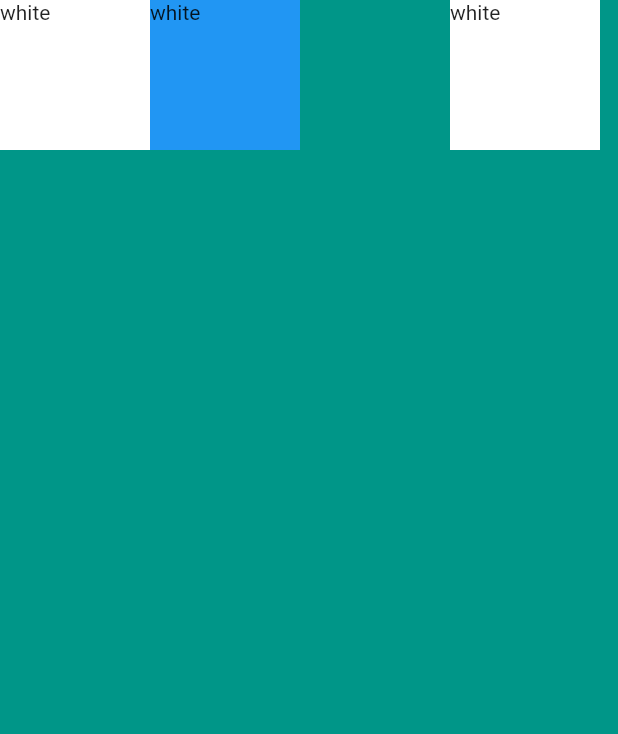
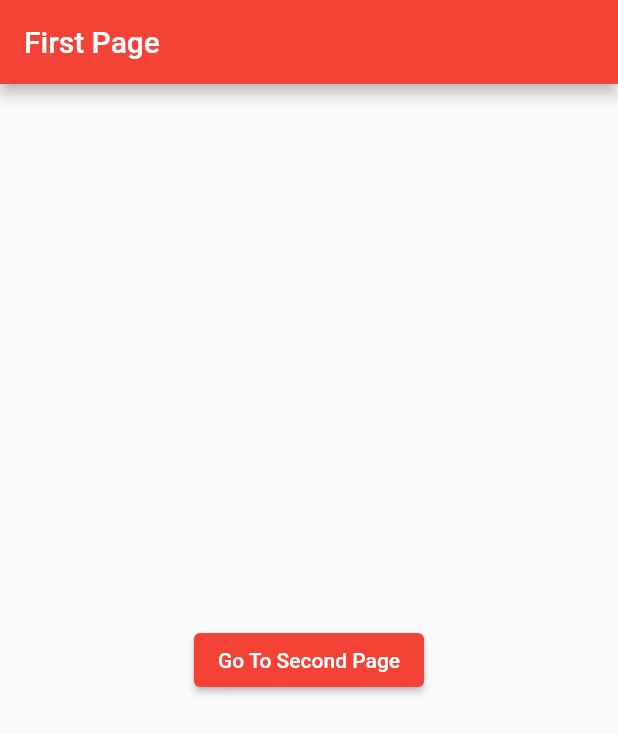
Before and after one commit to Cl4nn5/Flutter-lecture-codingChef, a Flutter app: the screen it shows after launch, on a phone screen of 412 x 824 dp. Shown: the top 734 px of the screen. Run offline on Flutter 3.47's test engine with Material 2 defaults, Android fonts, the phone set to English and light mode, and no system bars.

```diff
--- a/lib/main.dart
+++ b/lib/main.dart
@@ -15,62 +15,51 @@ class MyApp extends StatelessWidget {
       theme: ThemeData(
         primarySwatch: Colors.red,
       ),
-      home: MyPage(),
+      home: FirstPage(),
     );
   }
 }
 
-class MyPage extends StatelessWidget {
+// FirstPage stateless widget
+class FirstPage extends StatelessWidget {
   @override
   Widget build(BuildContext context) {
+    // var
+    getPage2() => MaterialPageRoute(builder: (context) => SecondPage());
+
+    // return
     return Scaffold(
-      backgroundColor: Colors.teal,
-      body: SafeArea(
-        child: Row(
-          // verticalDirection: VerticalDirection.down,
-          // mainAxisAlignment: MainAxisAlignment.spaceBetween,
-          // crossAxisAlignment: CrossAxisAlignment.stretch,
-          // mainAxisSize: MainAxisSize.min,
-          children: [
-            /*
-              가로 세로 100px
-              색상 [화이트 블루 레드]
-              각각의 container 이름 부여
-            */
-            MyContainer1(),
-            MyContainer1(
-              flexWidth: 100,
-              color: Colors.blue,
-            ),
-            SizedBox(
-              width: 100,
-              height: 100,
-            ),
-            MyContainer1(),
-          ],
+      appBar: AppBar(
+        title: Text('First Page'),
+      ),
+      body: Center(
+        child: ElevatedButton(
+          child: Text('Go To Second Page'),
+          onPressed: () {
+            Navigator.push(context, getPage2());
+          },
         ),
       ),
     );
   }
 }
 
-// class MyContainer1 extends StatelessWidget { 매개변수 String color 추가
-class MyContainer1 extends StatelessWidget {
-  final int flexWidth;
-  final Color color;
-  const MyContainer1({
-    super.key,
-    this.color = Colors.white,
-    this.flexWidth = 100,
-  });
-
+// SecondPage stateless widget
+class SecondPage extends StatelessWidget {
   @override
   Widget build(BuildContext context) {
-    return Container(
-      width: flexWidth.toDouble(),
-      height: 100,
-      color: color,
-      child: Text('white'),
+    return Scaffold(
+      appBar: AppBar(
+        title: Text('Second Page'),
+      ),
+      body: Center(
+        child: ElevatedButton(
+          child: Text('Go to First Page'),
+          onPressed: () {
+            Navigator.pop(context);
+          },
+        ),
+      ),
     );
   }
 }
@@ -78,10 +67,15 @@ class MyContainer1 extends StatelessWidget {
 // vscode 가 가볍고 편한것이 장점
 // andStudio 다양하고 효율적인 기능과 안정적인것이 장점
 /*
-  * column widget은 세로축 방향으로 가능한 모든 공간을 차지한다.
+  ? context
+  * route는 material app의 child로 생성되어야 한다.
+  * 모든 앱은 material appWidget이 감싸고 있어야 한다.
+  * firstPage의 위치를 정확히 알기 위해서 context argument가 필요하다.
+
+ */
+/*
   * new Keywords
-  1. verticalDirection
-  2. mainAxisAlignment
-  3. crossAxisAlignment
-  4. mainAxisSize
+  1. Navigator
+  2. MaterialPageRoute
+  3. 자료구조 Stack => push, pop
  */
```
